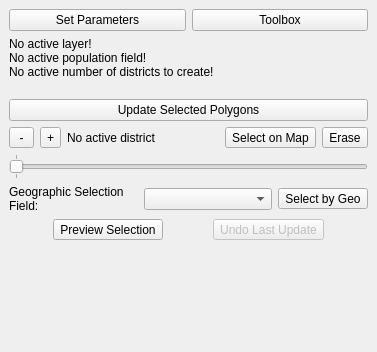
Qt form StattoRedistrict_dockwidget_base.ui (johnpholden/qgis3redistricter) before a commit.
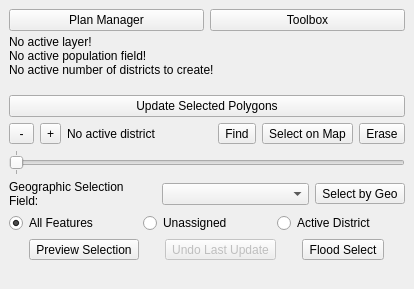
The same form after that commit.

```diff
--- a/StattoRedistrict_dockwidget_base.ui
+++ b/StattoRedistrict_dockwidget_base.ui
@@ -6,8 +6,8 @@
    <rect>
     <x>0</x>
     <y>0</y>
-    <width>377</width>
-    <height>352</height>
+    <width>414</width>
+    <height>437</height>
    </rect>
   </property>
   <property name="sizePolicy">
@@ -29,7 +29,7 @@
       <item>
        <widget class="QPushButton" name="btnParameters">
         <property name="text">
-         <string>Set Parameters</string>
+         <string>Plan Manager</string>
         </property>
        </widget>
       </item>
@@ -91,6 +91,13 @@
         </property>
        </widget>
       </item>
+      <item>
+       <widget class="QToolButton" name="btnFindDistrict">
+        <property name="text">
+         <string>Find</string>
+        </property>
+       </widget>
+      </item>
       <item>
        <widget class="QToolButton" name="btnSelect">
         <property name="enabled">
@@ -140,6 +147,8 @@
      </layout>
     </item>
     <item>
+     <layout class="QVBoxLayout" name="verticalLayout_3">
+      <item>
      <layout class="QHBoxLayout" name="horizontalLayout_2">
       <item>
        <widget class="QLabel" name="label">
@@ -164,6 +173,36 @@
      </layout>
     </item>
     <item>
+       <layout class="QHBoxLayout" name="horizontalLayout_6">
+        <item>
+         <widget class="QRadioButton" name="radGeoSelectAll">
+          <property name="text">
+           <string>All Features</string>
+          </property>
+          <property name="checked">
+           <bool>true</bool>
+          </property>
+         </widget>
+        </item>
+        <item>
+         <widget class="QRadioButton" name="radGeoSelectUnassigned">
+          <property name="text">
+           <string>Unassigned</string>
+          </property>
+         </widget>
+        </item>
+        <item>
+         <widget class="QRadioButton" name="radGeoSelectActive">
+          <property name="text">
+           <string>Active District</string>
+          </property>
+         </widget>
+        </item>
+       </layout>
+      </item>
+     </layout>
+    </item>
+    <item>
      <layout class="QHBoxLayout" name="horizontalLayout_4">
       <item>
        <widget class="QToolButton" name="btnPreview">
@@ -182,18 +221,27 @@
         </property>
        </widget>
       </item>
-     </layout>
-    </item>
     <item>
-     <layout class="QHBoxLayout" name="horizontalLayout_5">
+       <widget class="QToolButton" name="btnFloodFill">
+        <property name="text">
+         <string>Flood Select</string>
+        </property>
+       </widget>
+      </item>
+     </layout>
+    </item>
       <item>
        <widget class="QLabel" name="lblPreview">
+      <property name="sizePolicy">
+       <sizepolicy hsizetype="Preferred" vsizetype="Fixed">
+        <horstretch>0</horstretch>
+        <verstretch>0</verstretch>
+       </sizepolicy>
+      </property>
         <property name="text">
          <string/>
         </property>
        </widget>
-      </item>
-     </layout>
     </item>
    </layout>
   </widget>
```
Lines whose indentation alone changed are shown as unchanged.
